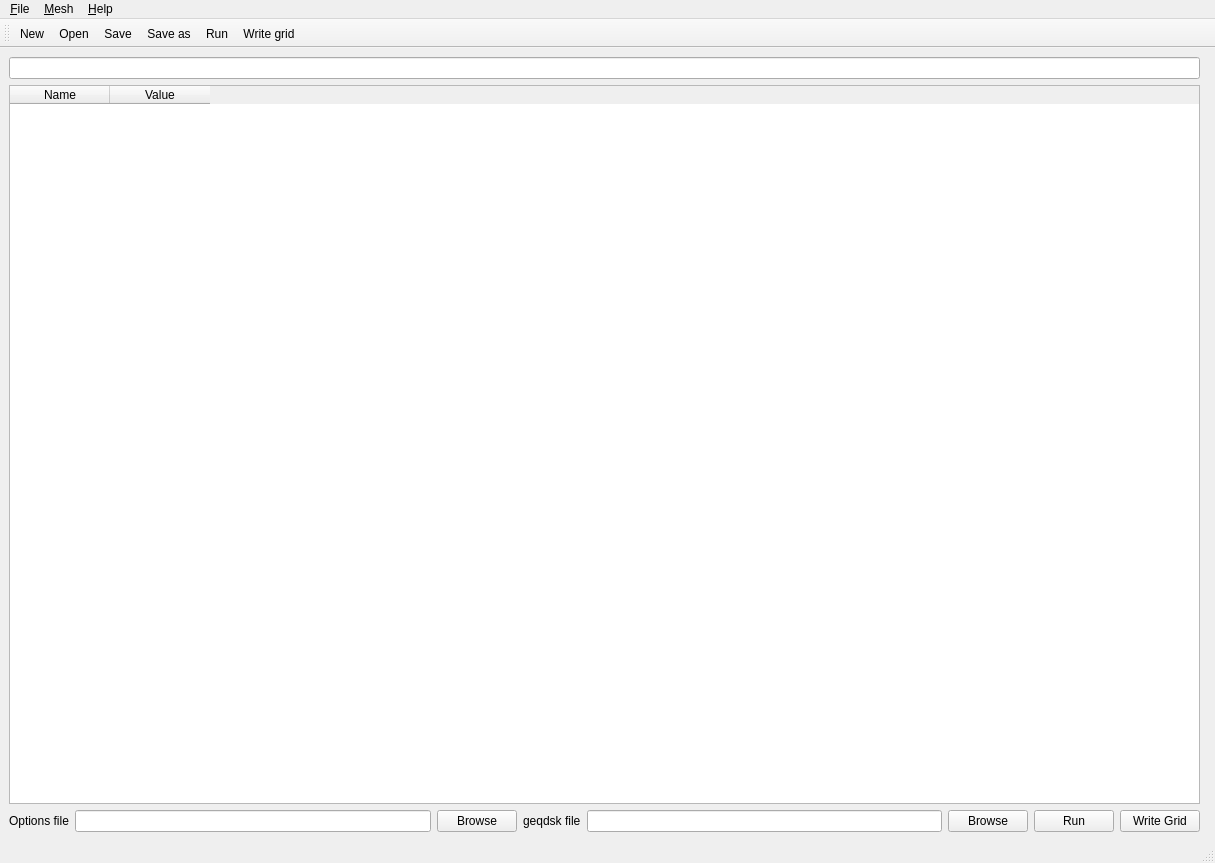
boutproject/hypnotoad, file hypnotoad/gui/hypnotoad_mainWindow.ui: the form before one commit.
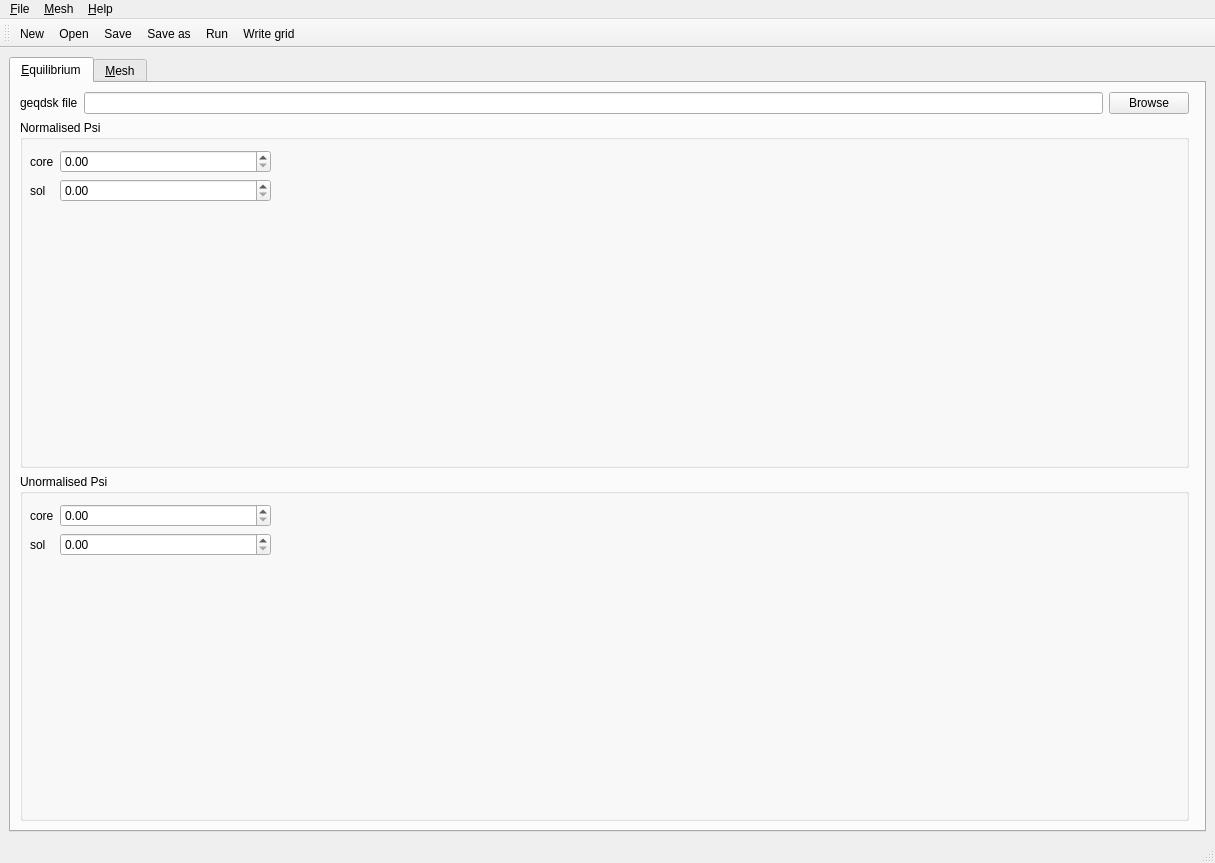
The form after the commit. Icons and pictures are not drawn.

Commit message: GUI: Add preliminary-equilibrium tab, WIP

```diff
--- a/hypnotoad/gui/hypnotoad_mainWindow.ui
+++ b/hypnotoad/gui/hypnotoad_mainWindow.ui
@@ -14,8 +14,144 @@
    <string>MainWindow</string>
   </property>
   <widget class="QWidget" name="centralwidget">
+   <layout class="QVBoxLayout" name="verticalLayout">
+    <item>
+     <widget class="QTabWidget" name="tabWidget">
+      <property name="currentIndex">
+       <number>0</number>
+      </property>
+      <widget class="QWidget" name="equilibrium_tab">
+       <attribute name="title">
+        <string>&amp;Equilibrium</string>
+       </attribute>
    <layout class="QHBoxLayout" name="horizontalLayout_2">
     <item>
+         <layout class="QVBoxLayout" name="verticalLayout_5">
+          <item>
+           <layout class="QHBoxLayout" name="horizontalLayout_4">
+            <item>
+             <widget class="QLabel" name="eq_geqdsk_label">
+              <property name="text">
+               <string>geqdsk file</string>
+              </property>
+             </widget>
+            </item>
+            <item>
+             <widget class="QLineEdit" name="eq_geqdsk_lineedit"/>
+            </item>
+            <item>
+             <widget class="QPushButton" name="eq_geqdsk_browse">
+              <property name="text">
+               <string>Browse</string>
+              </property>
+             </widget>
+            </item>
+           </layout>
+          </item>
+          <item>
+           <widget class="QGroupBox" name="normalised_psi_box">
+            <property name="title">
+             <string>Normalised Psi</string>
+            </property>
+            <widget class="QWidget" name="formLayoutWidget">
+             <property name="geometry">
+              <rect>
+               <x>10</x>
+               <y>30</y>
+               <width>241</width>
+               <height>191</height>
+              </rect>
+             </property>
+             <layout class="QFormLayout" name="formLayout_2">
+              <property name="sizeConstraint">
+               <enum>QLayout::SetDefaultConstraint</enum>
+              </property>
+              <item row="1" column="0">
+               <widget class="QLabel" name="psinorm_coreLabel">
+                <property name="text">
+                 <string>core</string>
+                </property>
+               </widget>
+              </item>
+              <item row="1" column="1">
+               <widget class="QDoubleSpinBox" name="psinorm_coreDoubleSpinBox"/>
+              </item>
+              <item row="2" column="0">
+               <widget class="QLabel" name="psinorm_solLabel">
+                <property name="text">
+                 <string>sol</string>
+                </property>
+               </widget>
+              </item>
+              <item row="2" column="1">
+               <widget class="QDoubleSpinBox" name="psinorm_solDoubleSpinBox"/>
+              </item>
+             </layout>
+            </widget>
+           </widget>
+          </item>
+          <item>
+           <widget class="QGroupBox" name="unnormalised_psi_box">
+            <property name="title">
+             <string>Unormalised Psi</string>
+            </property>
+            <widget class="QWidget" name="formLayoutWidget_2">
+             <property name="geometry">
+              <rect>
+               <x>10</x>
+               <y>30</y>
+               <width>241</width>
+               <height>201</height>
+              </rect>
+             </property>
+             <layout class="QFormLayout" name="formLayout_4">
+              <property name="sizeConstraint">
+               <enum>QLayout::SetMaximumSize</enum>
+              </property>
+              <item row="0" column="0">
+               <widget class="QLabel" name="psi_coreLabel">
+                <property name="text">
+                 <string>core</string>
+                </property>
+               </widget>
+              </item>
+              <item row="0" column="1">
+               <widget class="QDoubleSpinBox" name="psi_coreDoubleSpinBox"/>
+              </item>
+              <item row="1" column="0">
+               <widget class="QLabel" name="psi_solLabel">
+                <property name="text">
+                 <string>sol</string>
+                </property>
+               </widget>
+              </item>
+              <item row="1" column="1">
+               <widget class="QDoubleSpinBox" name="psi_solDoubleSpinBox"/>
+              </item>
+             </layout>
+            </widget>
+           </widget>
+          </item>
+         </layout>
+        </item>
+        <item>
+         <widget class="QFrame" name="equilibrium_plotting_area">
+          <property name="frameShape">
+           <enum>QFrame::StyledPanel</enum>
+          </property>
+          <property name="frameShadow">
+           <enum>QFrame::Raised</enum>
+          </property>
+         </widget>
+        </item>
+       </layout>
+      </widget>
+      <widget class="QWidget" name="mesh_tab">
+       <attribute name="title">
+        <string>&amp;Mesh</string>
+       </attribute>
+       <layout class="QVBoxLayout" name="verticalLayout_3">
+        <item>
      <layout class="QHBoxLayout" name="horizontalLayout">
       <item>
        <layout class="QVBoxLayout" name="verticalLayout_2">
@@ -91,9 +227,13 @@
        </layout>
       </item>
       <item>
-       <widget class="QWidget" name="plottingArea" native="true"/>
-      </item>
-     </layout>
+           <widget class="QFrame" name="plottingArea"/>
+          </item>
+         </layout>
+        </item>
+       </layout>
+      </widget>
+     </widget>
     </item>
    </layout>
   </widget>
```
Left out of the diff: 3 changed lines with no effect on the pictures. Lines whose indentation alone changed are shown as unchanged. The commit also changes 2 other files.
